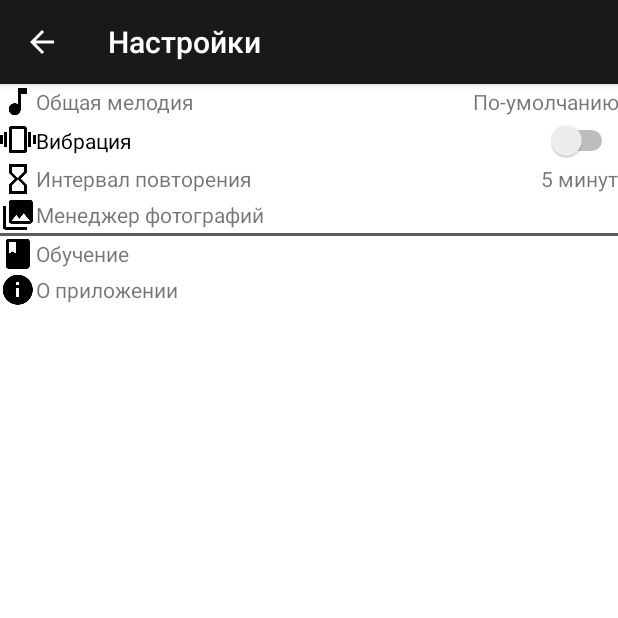
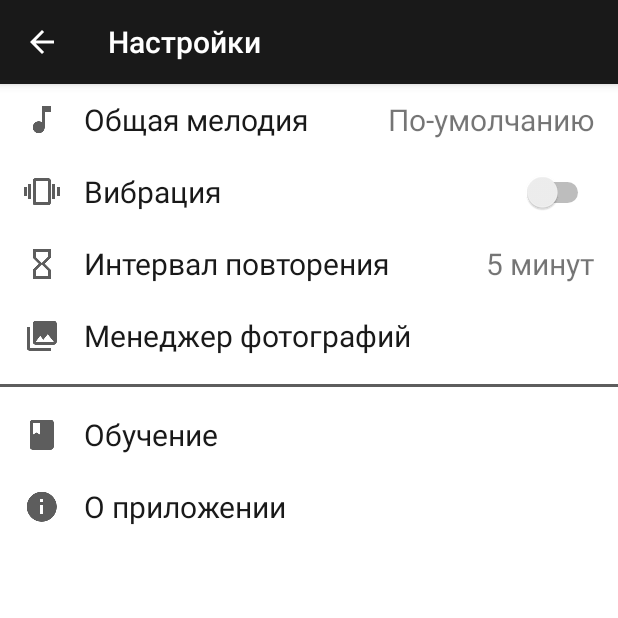
Before and after one commit to alexpdk/CruelAlarm, an Android app: the SettingsActivity screen opened directly, with no data from a screen before it, on a phone screen of 412 x 824 dp, the top half of it. Run offline under Robolectric (Android 15) with nearby library versions, the phone set to English and light mode, and no system bars.

Commit message:
Settings on both screens was made.

```diff
--- a/app/src/main/res/layout/activity_settings.xml
+++ b/app/src/main/res/layout/activity_settings.xml
@@ -33,17 +33,24 @@
 
         <TextView
             android:text="Интервал повторения"
+            android:textSize="20sp"
             android:drawableStart="@drawable/ic_hourglass_empty_black_24dp"
+            android:drawableTint="@color/colorGreyText"
+            android:textColor="@color/colorPrimary"
+            android:drawablePadding="16dp"
             android:layout_width="wrap_content"
-            android:layout_height="wrap_content"
+            android:layout_height="48dp"
+            android:layout_marginStart="16dp"
             android:id="@+id/tvIntervalLabel"
             android:gravity="center_vertical|start"
             android:layout_weight="1" />
 
         <TextView
             android:text="5 минут"
+            android:textSize="20sp"
             android:layout_width="wrap_content"
-            android:layout_height="wrap_content"
+            android:layout_height="48dp"
+            android:layout_marginEnd="16dp"
             android:id="@+id/tvInterval"
             android:gravity="end"
             android:layout_weight="1" />
@@ -51,9 +58,14 @@
 
     <TextView
         android:text="Менеджер фотографий"
+        android:textSize="20sp"
         android:drawableStart="@drawable/ic_photo_library_black_24dp"
+        android:drawableTint="@color/colorGreyText"
+        android:textColor="@color/colorPrimary"
+        android:drawablePadding="16dp"
         android:layout_width="match_parent"
-        android:layout_height="wrap_content"
+        android:layout_height="48dp"
+        android:layout_marginStart="16dp"
         android:gravity="center_vertical"
         android:id="@+id/tvPhotoManager"/>
 
@@ -61,24 +73,34 @@
         android:id="@+id/line"
         android:layout_width="match_parent"
         android:layout_height="2dp"
+        android:layout_marginTop="8dp"
+        android:layout_marginBottom="8dp"
         android:background="@color/colorNotActive">
     </View>
 
-
     <TextView
         android:text="Обучение"
+        android:textSize="20sp"
         android:drawableStart="@drawable/ic_book_black_24dp"
+        android:drawableTint="@color/colorGreyText"
+        android:textColor="@color/colorPrimary"
+        android:drawablePadding="16dp"
         android:layout_width="match_parent"
-        android:layout_height="wrap_content"
+        android:layout_height="48dp"
+        android:layout_marginStart="16dp"
         android:gravity="center_vertical"
         android:id="@+id/tvLearning"/>
 
-
     <TextView
         android:text="О приложении"
+        android:textSize="20sp"
         android:drawableStart="@drawable/ic_info_black_24dp"
+        android:drawableTint="@color/colorGreyText"
+        android:textColor="@color/colorPrimary"
+        android:drawablePadding="16dp"
         android:layout_width="match_parent"
-        android:layout_height="wrap_content"
+        android:layout_height="48dp"
+        android:layout_marginStart="16dp"
         android:gravity="center_vertical"
         android:id="@+id/tvAbout"/>
     </LinearLayout>
--- a/app/src/main/res/layout/settings_tone_vibro_items.xml
+++ b/app/src/main/res/layout/settings_tone_vibro_items.xml
@@ -11,16 +11,23 @@
 
         <TextView
             android:text="Общая мелодия"
+            android:textSize="20sp"
             android:drawableStart="@drawable/ic_music_note_black_24dp"
+            android:drawableTint="@color/colorGreyText"
+            android:textColor="@color/colorPrimary"
+            android:drawablePadding="16dp"
             android:layout_width="wrap_content"
-            android:layout_height="wrap_content"
+            android:layout_height="48dp"
+            android:layout_marginStart="16dp"
             android:gravity="center_vertical|start"
             android:id="@+id/tvToneLabel"
             android:layout_weight="1" />
 
         <TextView
             android:layout_width="wrap_content"
-            android:layout_height="wrap_content"
+            android:textSize="20sp"
+            android:layout_height="48dp"
+            android:layout_marginEnd="16dp"
             android:gravity="center_vertical|end"
             android:id="@+id/tvTone"
             android:layout_weight="1" />
@@ -28,9 +35,15 @@
 
     <Switch
         android:text="Вибрация"
+        android:textSize="20sp"
         android:drawableStart="@drawable/ic_vibration_black_24dp"
+        android:drawableTint="@color/colorGreyText"
+        android:textColor="@color/colorPrimary"
+        android:drawablePadding="16dp"
         android:layout_width="match_parent"
-        android:layout_height="wrap_content"
+        android:layout_height="48dp"
+        android:layout_marginLeft="16dp"
+        android:layout_marginRight="16dp"
         android:gravity="center_vertical"
         android:id="@+id/switchVibration" />
 
```
Also changed, not shown: app/src/main/res/layout/card_alarm.xml (+13 -1 lines), app/src/main/res/layout/card_alarm_expanded.xml (+16 -1 lines), app/src/main/res/layout/dialog_bulk_alarm_settings.xml (+7 -2 lines).
